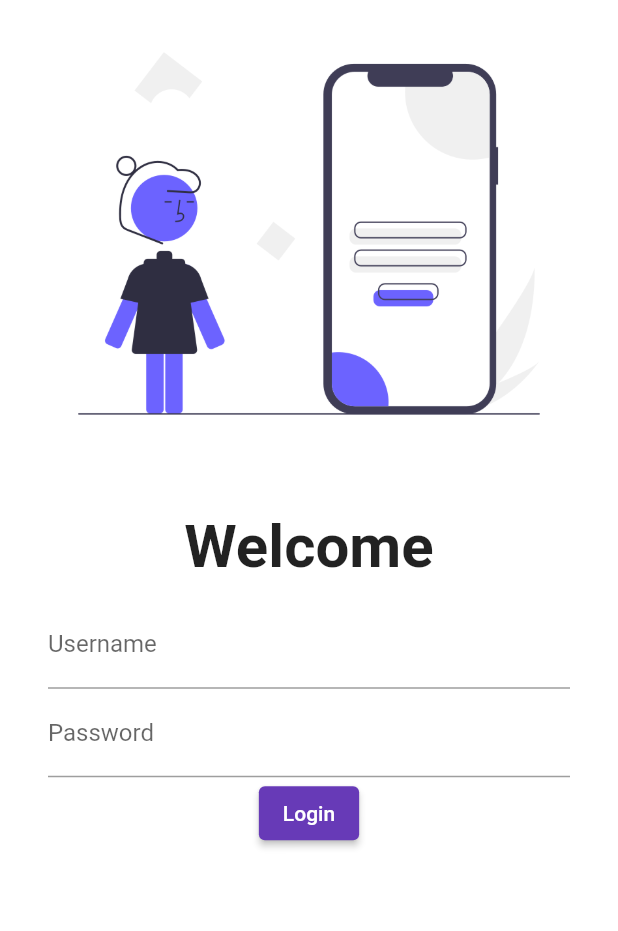
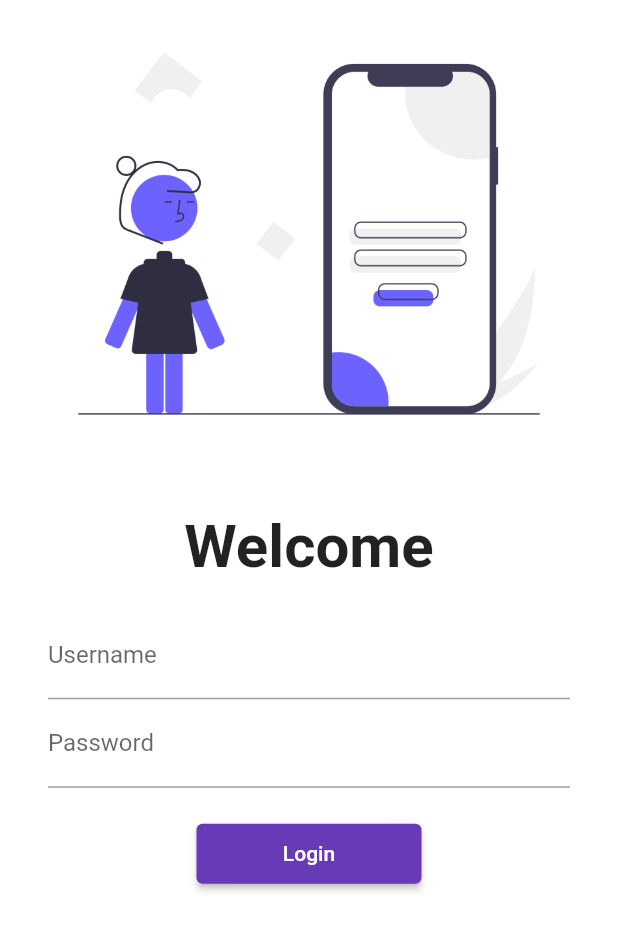
Before and after one commit to deepanshu127001/flutter_application_1, a Flutter app: the screen it shows after launch, on a phone screen of 412 x 824 dp. Shown: the top 931 px of the screen. Run offline on Flutter 3.47's test engine with Material 2 defaults, Android fonts, the phone set to English and light mode, and no system bars.

```diff
--- a/lib/main.dart
+++ b/lib/main.dart
@@ -1,6 +1,7 @@
 import 'package:flutter/material.dart';
 import 'package:flutter_application_1/pages/home_page.dart';
 import 'package:flutter_application_1/pages/login_page.dart';
+import 'package:flutter_application_1/utils/routes.dart';
 
 void main(List<String> args) {
   runApp(const MyApp());
@@ -18,11 +19,12 @@ class MyApp extends StatelessWidget {
       darkTheme: ThemeData(
         brightness: Brightness.dark,
       ),
+      // debugShowCheckedModeBanner: false,
       initialRoute: "/", //define starting page of the app
       routes: {
         "/": (context) => LoginPage(),
-        "/home": (context) => HomePage(),
-        "/login": (context) => LoginPage()
+        MyRoutes.homeRoute: (context) => HomePage(),
+        MyRoutes.loginRoute: (context) => LoginPage()
       },
     );
   }
--- a/lib/pages/login_page.dart
+++ b/lib/pages/login_page.dart
@@ -1,4 +1,5 @@
 import 'package:flutter/material.dart';
+import 'package:flutter_application_1/utils/routes.dart';
 
 class LoginPage extends StatelessWidget {
   const LoginPage({super.key});
@@ -7,6 +8,7 @@ class LoginPage extends StatelessWidget {
   Widget build(BuildContext context) {
     return Material(
         color: Colors.white,
+        child: SingleChildScrollView(
           child: Column(
             children: [
               Image.asset(
@@ -21,8 +23,8 @@ class LoginPage extends StatelessWidget {
                 style: TextStyle(fontSize: 40, fontWeight: FontWeight.bold),
               ),
               Padding(
-              padding:
-                  const EdgeInsets.symmetric(vertical: 12.0, horizontal: 32.0),
+                padding: const EdgeInsets.symmetric(
+                    vertical: 19.0, horizontal: 32.0),
                 child: Column(
                   children: [
                     TextFormField(
@@ -34,17 +36,21 @@ class LoginPage extends StatelessWidget {
                       decoration: const InputDecoration(
                           hintText: "Enter Password", labelText: "Password"),
                     ),
+                    const SizedBox(
+                      height: 20,
+                    ),
                     ElevatedButton(
                       onPressed: () {
-                      print("Hi Deepanshu");
+                        Navigator.pushNamed(context, MyRoutes.homeRoute);
                       },
-                    style: TextButton.styleFrom(),
+                      style: TextButton.styleFrom(minimumSize: Size(150, 40)),
                       child: const Text("Login"),
                     )
                   ],
                 ),
               )
             ],
+          ),
         ));
   }
 }
--- /dev/null
+++ b/lib/utils/routes.dart
@@ -0,0 +1,4 @@
+class MyRoutes {
+  static String loginRoute = "/login";
+  static String homeRoute = "/home";
+}
```
Lines whose indentation alone changed are shown as unchanged.
